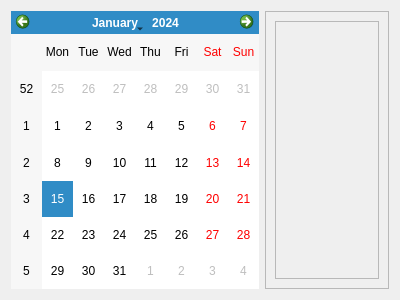
Qt form python/agenda/ui/AgendaOverview.ui (UUSim/Agenda) before a commit.
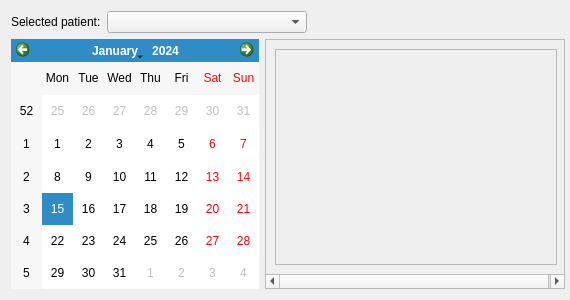
The same form after that commit. Custom widgets are drawn as their Qt base class.

Commit message:
Appointments can be canceled and reserved(blocked) from the Daily overview.
Added option for changing the current patient, for which appointments are booked.

What changed in the file:
```diff
--- a/python/agenda/ui/AgendaOverview.ui
+++ b/python/agenda/ui/AgendaOverview.ui
@@ -6,19 +6,37 @@
    <rect>
     <x>0</x>
     <y>0</y>
-    <width>400</width>
+    <width>570</width>
     <height>300</height>
    </rect>
   </property>
+  <property name="sizePolicy">
+   <sizepolicy hsizetype="MinimumExpanding" vsizetype="MinimumExpanding">
+    <horstretch>0</horstretch>
+    <verstretch>0</verstretch>
+   </sizepolicy>
+  </property>
+  <property name="minimumSize">
+   <size>
+    <width>400</width>
+    <height>300</height>
+   </size>
+  </property>
   <property name="windowTitle">
    <string>Form</string>
   </property>
   <layout class="QGridLayout" name="gridLayout">
-   <item row="0" column="0">
+   <item row="1" column="0">
     <widget class="AppointmentsCalendarWidget" name="calendarWidget"/>
    </item>
-   <item row="0" column="1">
+   <item row="1" column="1">
     <widget class="QScrollArea" name="scrollArea">
+     <property name="minimumSize">
+      <size>
+       <width>300</width>
+       <height>0</height>
+      </size>
+     </property>
      <property name="widgetResizable">
       <bool>true</bool>
      </property>
@@ -27,10 +45,22 @@
        <rect>
         <x>0</x>
         <y>0</y>
-        <width>132</width>
-        <height>274</height>
+        <width>300</width>
+        <height>238</height>
        </rect>
       </property>
+      <property name="sizePolicy">
+       <sizepolicy hsizetype="MinimumExpanding" vsizetype="Preferred">
+        <horstretch>0</horstretch>
+        <verstretch>0</verstretch>
+       </sizepolicy>
+      </property>
+      <property name="minimumSize">
+       <size>
+        <width>300</width>
+        <height>0</height>
+       </size>
+      </property>
       <layout class="QGridLayout" name="gridLayout_2">
        <item row="0" column="0">
         <widget class="QPlainTextEdit" name="plainTextEdit">
@@ -43,6 +73,40 @@
      </widget>
     </widget>
    </item>
+   <item row="0" column="0" colspan="2">
+    <layout class="QGridLayout" name="gridLayout_3">
+     <item row="0" column="2">
+      <spacer name="horizontalSpacer">
+       <property name="orientation">
+        <enum>Qt::Horizontal</enum>
+       </property>
+       <property name="sizeHint" stdset="0">
+        <size>
+         <width>40</width>
+         <height>20</height>
+        </size>
+       </property>
+      </spacer>
+     </item>
+     <item row="0" column="1">
+      <widget class="QComboBox" name="selectedPatient">
+       <property name="minimumSize">
+        <size>
+         <width>200</width>
+         <height>0</height>
+        </size>
+       </property>
+      </widget>
+     </item>
+     <item row="0" column="0">
+      <widget class="QLabel" name="labelSelectedPatient">
+       <property name="text">
+        <string>Selected patient:</string>
+       </property>
+      </widget>
+     </item>
+    </layout>
+   </item>
   </layout>
  </widget>
  <customwidgets>
```
The commit also changes 4 other files.
